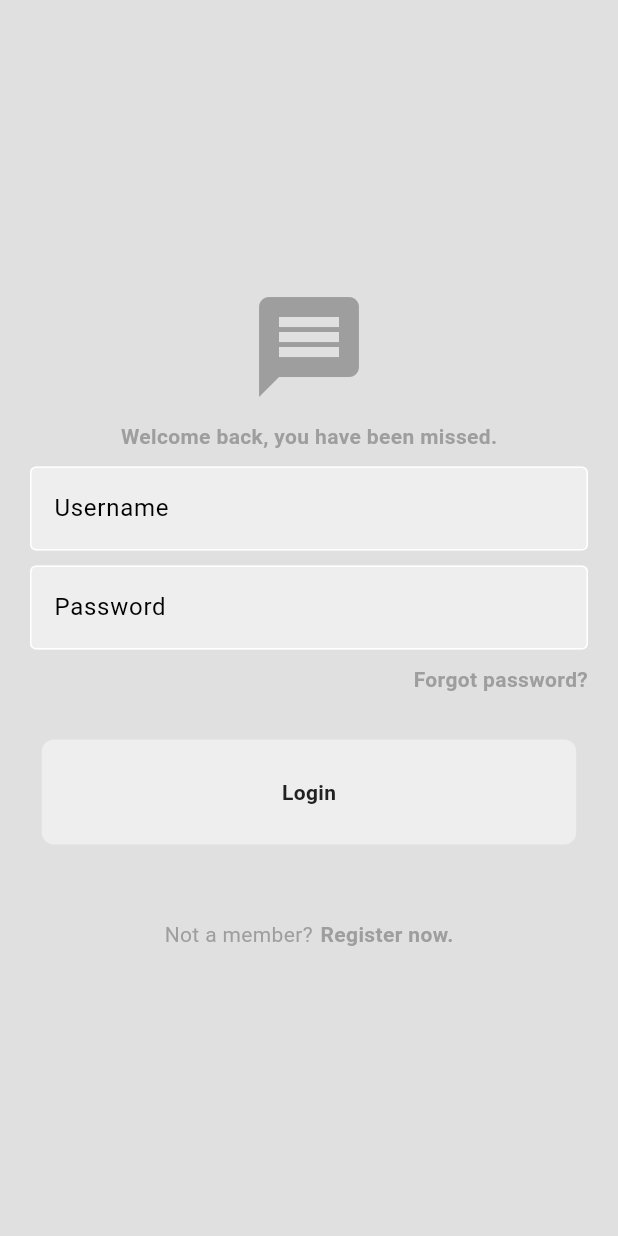
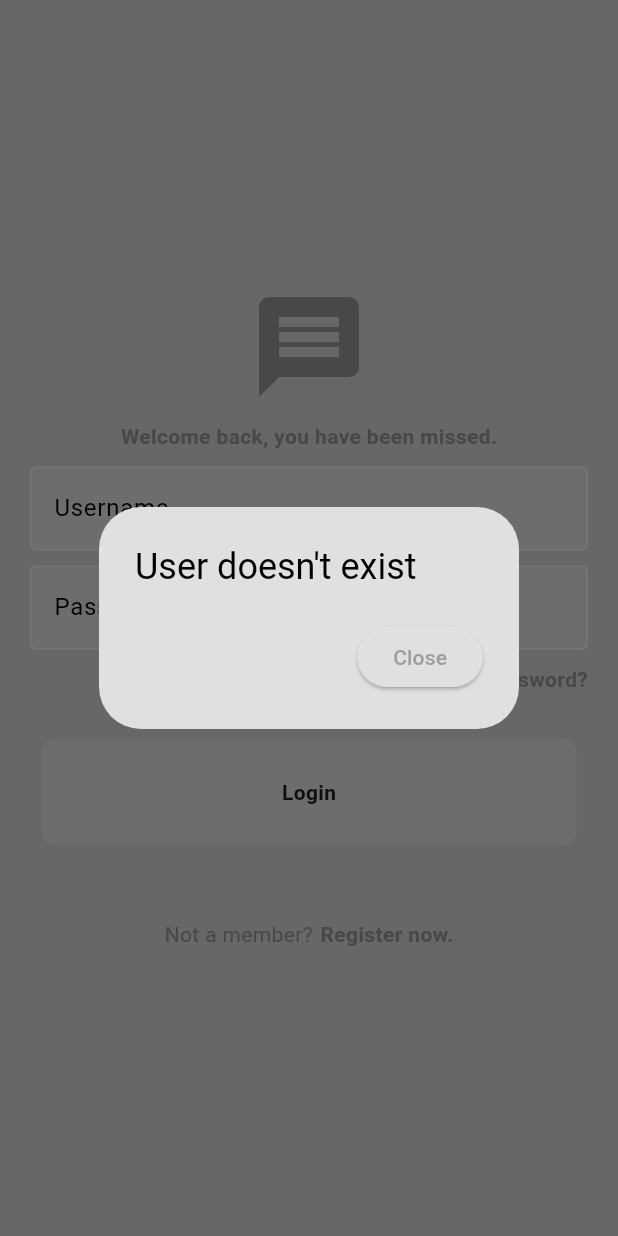
Before and after one commit to FadriqueMolina/login_page, a Flutter app: the screen it shows after launch, after a tap on "Login", on a phone screen of 412 x 824 dp. Run offline on Flutter 3.47's test engine with Material 3 defaults, Android fonts, the phone set to English and light mode, and no system bars.

Commit message:
Simulate login

```diff
--- /dev/null
+++ b/lib/data/user_examples.dart
@@ -0,0 +1,5 @@
+Map usersData = {
+  "jose@hotmail.com": "12345",
+  "omar@hotmail.com": "12345",
+  "ruben@hotmail.com": "12345",
+};
--- a/lib/main.dart
+++ b/lib/main.dart
@@ -1,4 +1,5 @@
 import 'package:flutter/material.dart';
+import 'package:login_page/pages/home_page.dart';
 import 'package:login_page/pages/login_page.dart';
 import 'package:login_page/pages/register_page.dart';
 import 'package:login_page/themes/light_mode.dart';
@@ -18,7 +19,8 @@ class MyApp extends StatelessWidget {
       theme: lightmode,
       routes: {
         "/registerpage": (context) => Registerpage(),
-        "/loginpage": (context) => LoginPage()
+        "/loginpage": (context) => LoginPage(),
+        "/homepage": (context) => HomePage()
       },
     );
   }
--- a/lib/pages/login_page.dart
+++ b/lib/pages/login_page.dart
@@ -1,4 +1,5 @@
 import 'package:flutter/material.dart';
+import 'package:login_page/data/user_examples.dart';
 import 'package:login_page/widgets/my_button.dart';
 import 'package:login_page/widgets/my_textfield.dart';
 
@@ -44,7 +45,25 @@ class _LoginPageState extends State<LoginPage> {
 
   void _registerNowTextTapped() {}
 
-  void loginButtonPressed() {}
+  void loginButtonPressed() {
+    if (usersData[usernameTextFieldController.text] ==
+        passwordTextFieldController.text) {
+      Navigator.pushNamed(context, "/homepage");
+    } else {
+      showDialog(
+          context: context,
+          builder: (context) => AlertDialog(
+                title: Text("User doesn't exist"),
+                actions: [
+                  ElevatedButton(
+                      onPressed: () {
+                        Navigator.pop(context);
+                      },
+                      child: Text("Close"))
+                ],
+              ));
+    }
+  }
 
   @override
   Widget build(BuildContext context) {
```
Also changed, not shown: lib/pages/home_page.dart (added, +21 -0 lines).
